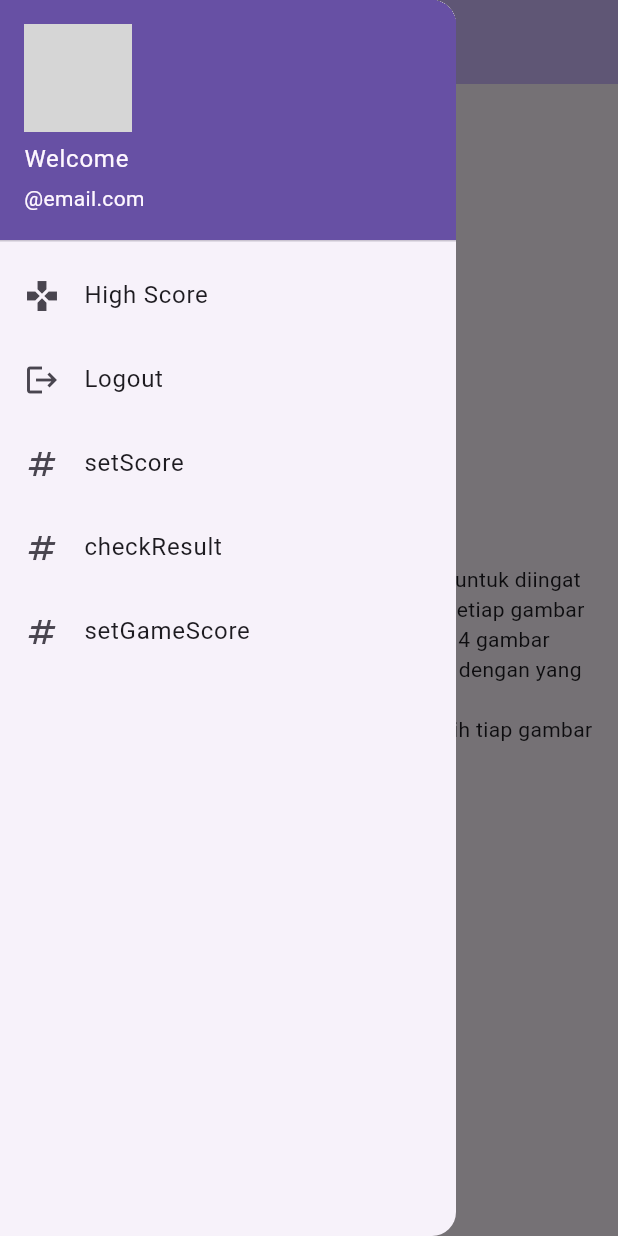
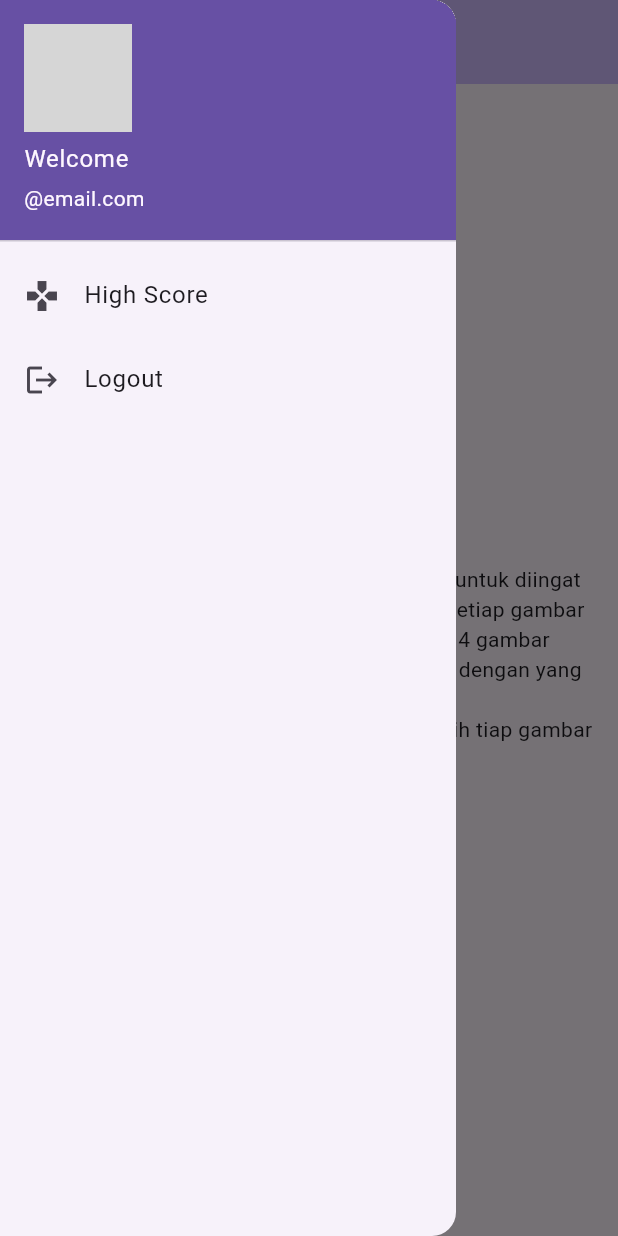
Before and after one commit to abayup14/ProjectUTSEmerTech, a Flutter app: the MyHomePage screen opened directly, with the side drawer open, on a phone screen of 412 x 824 dp. Run offline on Flutter 3.47's test engine with Material 3 defaults, Android fonts, the phone set to English and light mode, and no system bars; our stand-ins replace percent_indicator, shared_preferences; accounts and stored records are empty; network calls fail; grey boxes are pictures that could not be loaded.

Commit message:
main.dart cleaning

```diff
--- a/lib/main.dart
+++ b/lib/main.dart
@@ -33,24 +33,6 @@ Future<List> getScore() async {
   List<int> scores = [score1, score2, score3];
   return scores;
 }
-
-//ini cuma buat nyoba highscore
-void setScore() async {
-  final prefs = await SharedPreferences.getInstance();
-  prefs.setInt("top_score1", 3 );
-  prefs.setString("top_user1", "bayu");
-  prefs.setInt("top_score2", 2 );
-  prefs.setString("top_user2", "vic");
-  prefs.setInt("top_score3", 1 );
-  prefs.setString("top_user3", "er");
-  main();
-  }
-
-void setGameScore() async {
-  final prefs = await SharedPreferences.getInstance();
-  prefs.setInt("game_score", 3);
-  main();
-  }
 
 Future<int> checkGameScore() async {
     final prefs = await SharedPreferences.getInstance();
@@ -271,27 +253,7 @@ class _MyHomePageState extends State<MyHomePage> {
                 doLogout();
               },
             ),
-            ListTile(
-              title: const Text("setScore"),
-              leading: const Icon(Icons.numbers),
-              onTap: () {
-                setScore();
-              },
-            ),
-            ListTile(
-              title: const Text("checkResult"),
-              leading: const Icon(Icons.numbers),
-              onTap: () {
-                Navigator.popAndPushNamed(context, "result");
-              },
-            ),
-            ListTile(
-              title: const Text("setGameScore"),
-              leading: const Icon(Icons.numbers),
-              onTap: () {
-                setGameScore();
-              },
-            )
+
           ],
         ));
   }
```
